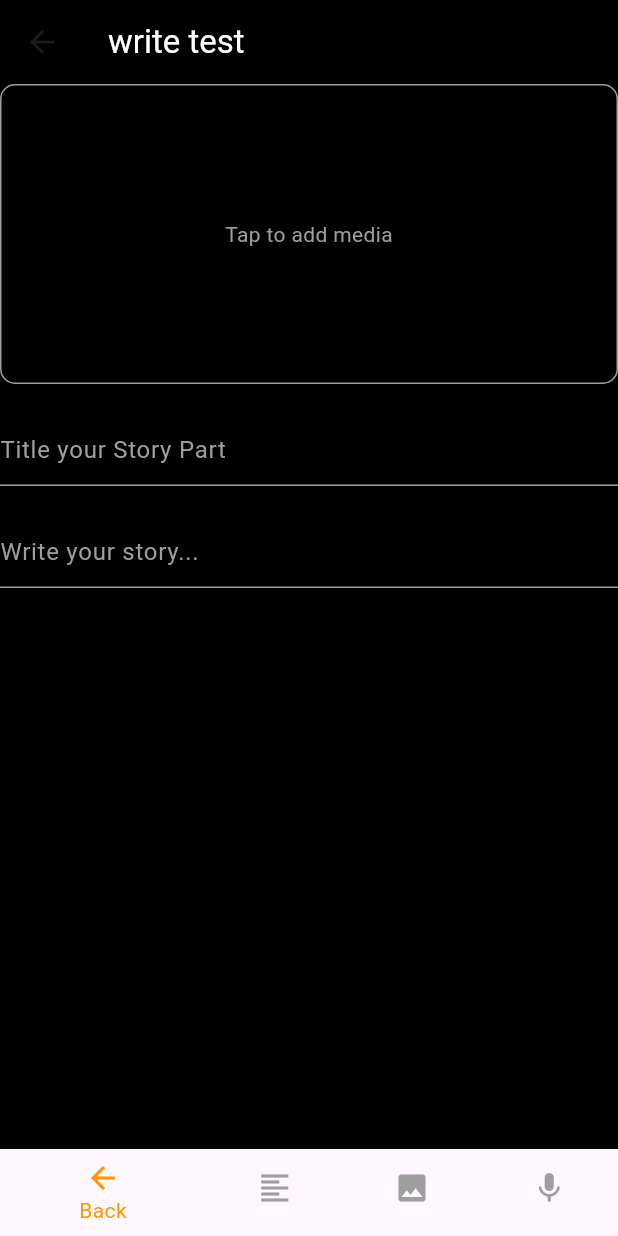
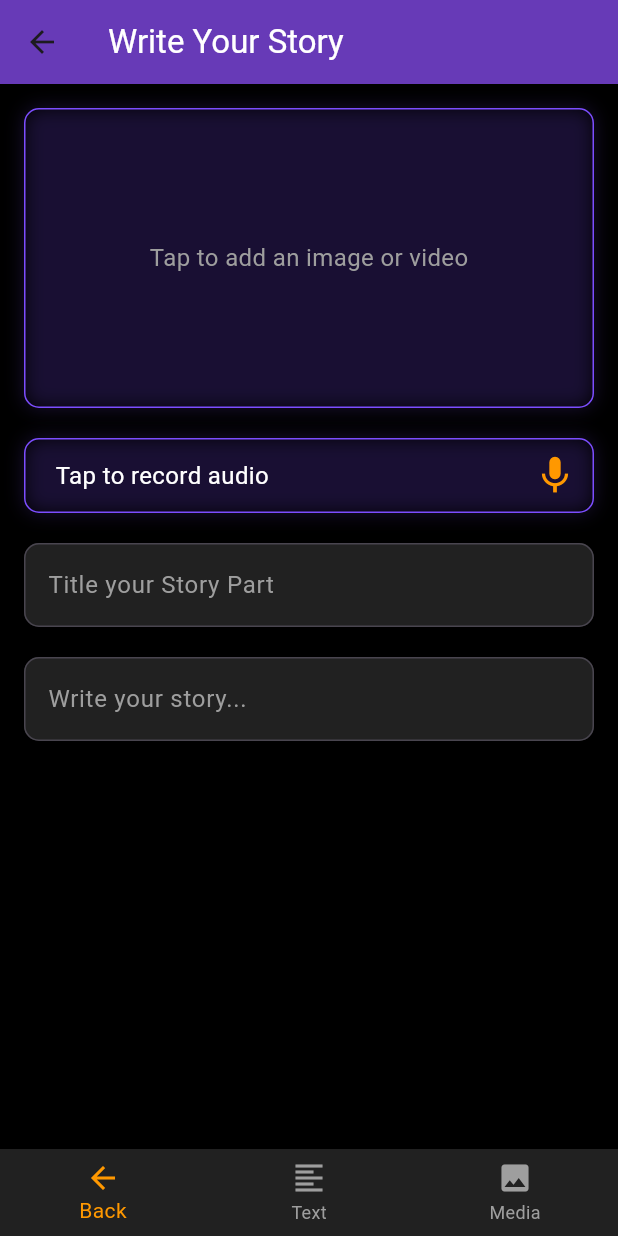
Before and after one commit to DarkMephisto155115/Prak_Mobile, a Flutter app: the WriteStoryPage screen opened by its route, on a phone screen of 412 x 824 dp. Run offline on Flutter 3.47's test engine with Material 3 defaults, Android fonts, the phone set to English and light mode, and no system bars; our stand-ins replace audioplayers, cloud_firestore, firebase_auth, firebase_core, firebase_messaging, firebase_storage and 9 more; missing offline and left inert: flutter_sound; accounts and stored records are empty.

Commit message:
fix UI write

```diff
--- a/lib/presentation/pages/write_page.dart
+++ b/lib/presentation/pages/write_page.dart
@@ -3,6 +3,7 @@ import 'package:image_picker/image_picker.dart';
 import 'dart:io';
 import 'package:flutter_sound/flutter_sound.dart';
 import 'package:path_provider/path_provider.dart';
+import 'package:permission_handler/permission_handler.dart';
 import 'package:video_player/video_player.dart';
 import 'package:audioplayers/audioplayers.dart';
 
@@ -31,6 +32,8 @@ class _WriteStoryPageState extends State<WriteStoryPage> {
   void initState() {
     super.initState();
     _initializeRecorder();
+    _initAudioPlayer();
+    requestMicrophonePermission();
   }
 
   @override
@@ -45,6 +48,16 @@ class _WriteStoryPageState extends State<WriteStoryPage> {
     await _audioRecorder.openRecorder();
   }
 
+  Future<void> requestMicrophonePermission() async {
+    var status = await Permission.microphone.request();
+    if (status.isDenied || status.isPermanentlyDenied) {
+      // Permission denied. Show a dialog or redirect user to settings.
+      print("Microphone permission is required for recording.");
+    } else {
+      print("Microphone permission granted.");
+    }
+  }
+
   Future<void> _pickMedia(String type, ImageSource source) async {
     XFile? file;
 
@@ -53,7 +66,7 @@ class _WriteStoryPageState extends State<WriteStoryPage> {
       if (file != null) {
         setState(() {
           _selectedImage = File(file!.path);
-          _selectedVideo = null; // Reset video when a new image is picked
+          _selectedVideo = null;
           _videoPlayerController?.dispose();
         });
       }
@@ -62,10 +75,18 @@ class _WriteStoryPageState extends State<WriteStoryPage> {
       if (file != null) {
         setState(() {
           _selectedVideo = File(file!.path);
-          _selectedImage = null; // Reset image when a new video is picked
+          _selectedImage = null;
           _videoPlayerController = VideoPlayerController.file(_selectedVideo!)
+            ..addListener(() {
+              if (_videoPlayerController!.value.position ==
+                  _videoPlayerController!.value.duration) {
+                setState(() {
+                  _videoPlayerController!.pause();
+                });
+              }
+            })
             ..initialize().then((_) {
-              setState(() {});  // Refresh UI once the video is initialized
+              setState(() {});
             }).catchError((e) {
               print("Error initializing video player: $e");
             });
@@ -92,12 +113,19 @@ class _WriteStoryPageState extends State<WriteStoryPage> {
     }
   }
 
+  void _initAudioPlayer() {
+    _audioPlayer.onPlayerComplete.listen((event) {
+      setState(() {
+        _isAudioPlaying = false; // Reset ke state awal setelah selesai
+      });
+    });
+  }
+
   Future<void> _toggleAudioPlayback() async {
     if (_isAudioPlaying) {
       await _audioPlayer.pause();
     } else {
       if (_recordedAudio != null) {
-        // Use FileSource for local audio files
         await _audioPlayer.play(DeviceFileSource(_recordedAudio!.path));
       }
     }
@@ -106,17 +134,48 @@ class _WriteStoryPageState extends State<WriteStoryPage> {
     });
   }
 
-  Widget _mediaPreview() {
+  Widget _imageVideoPreview() {
     if (_selectedImage != null) {
-      return Image.file(_selectedImage!, fit: BoxFit.cover, height: 200);
-    } else if (_selectedVideo != null && _videoPlayerController != null && _videoPlayerController!.value.isInitialized) {
-      return SizedBox(
-        height: 200,
-        child: Stack(
-          alignment: Alignment.center,
-          children: [
-            VideoPlayer(_videoPlayerController!),
-            IconButton(
+      return Stack(
+        children: [
+          ClipRRect(
+            borderRadius: BorderRadius.circular(10),
+            child: Image.file(
+              _selectedImage!,
+              fit: BoxFit.cover,
+              height: 200,
+              width: double.infinity,
+            ),
+          ),
+          Positioned(
+            bottom: 10,
+            right: 10,
+            child: IconButton(
+              icon: const Icon(Icons.delete, color: Colors.red, size: 30),
+              onPressed: () {
+                setState(() {
+                  _selectedImage = null;
+                });
+              },
+            ),
+          ),
+        ],
+      );
+    } else if (_selectedVideo != null &&
+        _videoPlayerController != null &&
+        _videoPlayerController!.value.isInitialized) {
+      return Stack(
+        children: [
+          SizedBox(
+            height: 200,
+            width: double.infinity,
+            child: ClipRRect(
+              borderRadius: BorderRadius.circular(10),
+              child: VideoPlayer(_videoPlayerController!),
+            ),
+          ),
+          Center(
+            child: IconButton(
               icon: Icon(
                 _videoPlayerController!.value.isPlaying
                     ? Icons.pause
@@ -134,28 +193,98 @@ class _WriteStoryPageState extends State<WriteStoryPage> {
                 });
               },
             ),
-          ],
-        ),
-      );
-    } else if (_recordedAudio != null) {
-      return Row(
-        children: [
-          Icon(Icons.audiotrack, color: Colors.orange),
-          const SizedBox(width: 10),
-          Text('Audio Recorded'),
-          IconButton(
-            icon: Icon(
-              _isAudioPlaying ? Icons.pause : Icons.play_arrow,
-              color: Colors.orange,
+          ),
+          Positioned(
+            bottom: 10,
+            right: 10,
+            child: IconButton(
+              icon: const Icon(Icons.delete, color: Colors.red, size: 30),
+              onPressed: () {
+                setState(() {
+                  _selectedVideo = null;
+                  _videoPlayerController?.dispose();
+                  _videoPlayerController = null;
+                });
+              },
             ),
-            onPressed: _toggleAudioPlayback,
           ),
         ],
       );
     }
     return const Text(
-      'Tap to add media',
-      style: TextStyle(color: Colors.grey),
+      'Tap to add an image or video',
+      style: TextStyle(color: Colors.grey, fontSize: 16),
+    );
+  }
+
+  Widget _audioPreview() {
+    if (_recordedAudio != null) {
+      return Stack(
+        children: [
+          Container(
+            padding: const EdgeInsets.symmetric(horizontal: 10, vertical: 5),
+            child: Row(
+              children: [
+                const Icon(Icons.audiotrack, color: Colors.orange, size: 30),
+                const SizedBox(width: 10),
+                const Expanded(
+                  child: Text(
+                    'Audio Recorded',
+                    style: TextStyle(color: Colors.white, fontSize: 16),
+                  ),
+                ),
+                IconButton(
+                  icon: Icon(
+                    _isAudioPlaying ? Icons.pause : Icons.play_arrow,
+                    color: Colors.orange,
+                    size: 30,
+                  ),
+                  onPressed: _toggleAudioPlayback,
+                ),
+                IconButton(
+                  icon: const Icon(Icons.delete, color: Colors.red, size: 30),
+                  onPressed: () {
+                    setState(() {
+                      _recordedAudio = null;
+                    });
+                  },
+                ),
+              ],
+            ),
+          ),
+        ],
+      );
+    }
+    return GestureDetector(
+      onTap: _recordedAudio == null ? _recordAudio : null,
+      child: Container(
+        padding: const EdgeInsets.symmetric(horizontal: 10, vertical: 5),
+        // decoration: BoxDecoration(
+        //   color: Colors.grey[900],
+        //   borderRadius: BorderRadius.circular(10),
+        // ),
+        child: Row(
+          children: [
+            // Icon(Icons.mic, color: Colors.orange, size: 30),
+            const SizedBox(width: 10),
+            const Expanded(
+              child: Text(
+                'Tap to record audio',
+                style: TextStyle(color: Colors.white, fontSize: 16),
+              ),
+            ),
+            // GestureDetector(
+            // onTap: _recordAudio, // Start or stop recording
+            // child:
+            Icon(
+              _isRecording ? Icons.stop : Icons.mic,
+              color: _isRecording ? Colors.red : Colors.orange,
+              size: 30,
+            ),
+            // ),
+          ],
+        ),
+      ),
     );
   }
 
@@ -164,34 +293,30 @@ class _WriteStoryPageState extends State<WriteStoryPage> {
     return Scaffold(
       backgroundColor: Colors.black,
       appBar: AppBar(
-        backgroundColor: Colors.black,
-        title: const Text('write test',
-            style: TextStyle(color: Colors.white)),
-        actions: [
-          // TextButton(
-          //   onPressed: () {
-          //     // Handle Publish
-          //   },
-          //   child: const Text(
-          //     'PUBLISH',
-          //     style: TextStyle(color: Colors.grey),
-          //   ),
-          // ),
-        ],
+        backgroundColor: Colors.deepPurple,
+        title: const Text(
+          'Write Your Story',
+          style: TextStyle(color: Colors.white),
+        ),
       ),
       body: SingleChildScrollView(
+        padding: const EdgeInsets.all(16.0),
         child: Column(
           children: [
             GestureDetector(
               onTap: () {
-                // Open media selection options
                 showModalBottomSheet(
                   context: context,
+                  shape: const RoundedRectangleBorder(
+                    borderRadius:
+                        BorderRadius.vertical(top: Radius.circular(15)),
+                  ),
                   builder: (context) {
                     return Wrap(
                       children: [
                         ListTile(
-                          leading: const Icon(Icons.camera_alt),
+                          leading: const Icon(Icons.camera_alt,
+                              color: Colors.deepPurple),
                           title: const Text('Capture Image'),
                           onTap: () {
                             Navigator.pop(context);
@@ -199,7 +324,8 @@ class _WriteStoryPageState extends State<WriteStoryPage> {
                           },
                         ),
                         ListTile(
-                          leading: const Icon(Icons.image),
+                          leading:
+                              const Icon(Icons.image, color: Colors.deepPurple),
                           title: const Text('Select Image from Gallery'),
                           onTap: () {
                             Navigator.pop(context);
@@ -207,7 +333,8 @@ class _WriteStoryPageState extends State<WriteStoryPage> {
                           },
                         ),
                         ListTile(
-                          leading: const Icon(Icons.videocam),
+                          leading: const Icon(Icons.videocam,
+                              color: Colors.deepPurple),
                           title: const Text('Capture Video'),
                           onTap: () {
                             Navigator.pop(context);
@@ -215,7 +342,8 @@ class _WriteStoryPageState extends State<WriteStoryPage> {
                           },
                         ),
                         ListTile(
-                          leading: const Icon(Icons.video_library),
+                          leading: const Icon(Icons.video_library,
+                              color: Colors.deepPurple),
                           title: const Text('Select Video from Gallery'),
                           onTap: () {
                             Navigator.pop(context);
@@ -229,26 +357,47 @@ class _WriteStoryPageState extends State<WriteStoryPage> {
               },
               child: Container(
                 height: 200,
-                width: double.infinity,
                 decoration: BoxDecoration(
-                  border: Border.all(color: Colors.grey),
                   borderRadius: BorderRadius.circular(10),
+                  border: Border.all(color: Colors.deepPurpleAccent),
+                  boxShadow: [
+                    BoxShadow(
+                      color: Colors.deepPurpleAccent.withOpacity(0.2),
+                      blurRadius: 10,
+                    ),
+                  ],
                 ),
-                child: Center(child: _mediaPreview()),
+                child: Center(child: _imageVideoPreview()),
+              ),
+            ),
+            const SizedBox(height: 20),
+            Container(
+              height: 50,
+              decoration: BoxDecoration(
+                borderRadius: BorderRadius.circular(10),
+                border: Border.all(color: Colors.deepPurpleAccent),
+                boxShadow: [
+                  BoxShadow(
+                    color: Colors.deepPurpleAccent.withOpacity(0.2),
+                    blurRadius: 10,
+                  ),
+                ],
+              ),
+              child: Center(
+                child: _audioPreview(),
               ),
             ),
             const SizedBox(height: 20),
             TextField(
               controller: _titleController,
               style: const TextStyle(color: Colors.white),
-              decoration: const InputDecoration(
+              decoration: InputDecoration(
                 hintText: 'Title your Story Part',
-                hintStyle: TextStyle(color: Colors.grey),
-                enabledBorder: UnderlineInputBorder(
-                  borderSide: BorderSide(color: Colors.grey),
-                ),
-                focusedBorder: UnderlineInputBorder(
-                  borderSide: BorderSide(color: Colors.orange),
+                hintStyle: const TextStyle(color: Colors.grey),
+                filled: true,
+                fillColor: Colors.grey[900],
+                border: OutlineInputBorder(
+                  borderRadius: BorderRadius.circular(10),
                 ),
               ),
             ),
@@ -257,14 +406,13 @@ class _WriteStoryPageState extends State<WriteStoryPage> {
               controller: _storyController,
               style: const TextStyle(color: Colors.white),
               maxLines: null,
-              decoration: const InputDecoration(
+              decoration: InputDecoration(
                 hintText: 'Write your story...',
-                hintStyle: TextStyle(color: Colors.grey),
-                enabledBorder: UnderlineInputBorder(
-                  borderSide: BorderSide(color: Colors.grey),
-                ),
-                focusedBorder: UnderlineInputBorder(
-                  borderSide: BorderSide(color: Colors.orange),
+                hintStyle: const TextStyle(color: Colors.grey),
+                filled: true,
+                fillColor: Colors.grey[900],
+                border: OutlineInputBorder(
+                  borderRadius: BorderRadius.circular(10),
                 ),
               ),
             ),
@@ -272,28 +420,30 @@ class _WriteStoryPageState extends State<WriteStoryPage> {
         ),
       ),
       bottomNavigationBar: BottomNavigationBar(
-        backgroundColor: Colors.black,
+        backgroundColor: Colors.grey[900],
         selectedItemColor: Colors.orange,
         unselectedItemColor: Colors.grey,
-        items: [
+        items: const [
           BottomNavigationBarItem(
-            icon: Icon(Icons.arrow_back),
+            icon: Tooltip(
+              message: 'Go Back',
+              child: Icon(Icons.arrow_back),
+            ),
             label: 'Back',
           ),
           BottomNavigationBarItem(
-            icon: Icon(Icons.format_align_left),
+            icon: Tooltip(
+              message: 'Add Text',
+              child: Icon(Icons.format_align_left),
+            ),
             label: 'Text',
           ),
           BottomNavigationBarItem(
-            icon: Icon(Icons.image),
+            icon: Tooltip(
+              message: 'Add Media',
+              child: Icon(Icons.image),
+            ),
             label: 'Media',
-          ),
-          BottomNavigationBarItem(
-            icon: GestureDetector(
-              onTap: _recordAudio,
-              child: Icon(_isRecording ? Icons.stop : Icons.mic),
-            ),
-            label: _isRecording ? 'Stop' : 'Record',
           ),
         ],
       ),
--- a/lib/presentation/routes/app_pages.dart
+++ b/lib/presentation/routes/app_pages.dart
@@ -10,13 +10,13 @@ import 'package:terra_brain/presentation/pages/registration_page.dart';
 import 'package:terra_brain/presentation/pages/setting_page.dart';
 import 'package:terra_brain/presentation/pages/splash_screen.dart';
 import '../../presentation/pages/login_page.dart';
-import '../pages/cam_impementation.dart';
+// import '../pages/cam_impementation.dart';
 import '../pages/write_page.dart';
 
 part 'app_routes.dart';
 
 class AppPages {
-  static const INITIAL = Routes.LOGIN;
+  static const INITIAL = Routes.SPLASH;
 
   static final routes = [
     GetPage(
--- a/pubspec.yaml
+++ b/pubspec.yaml
@@ -55,6 +55,7 @@ dependencies:
   just_audio: ^0.9.30
   audioplayers: ^6.1.0
   speech_to_text: ^7.0.0
+  permission_handler: ^11.3.1
 
 dev_dependencies:
   flutter_test:
```
Also changed, not shown: assets/icons/terra_brain_logo.png (added), pubspec.lock, 14 other files.
